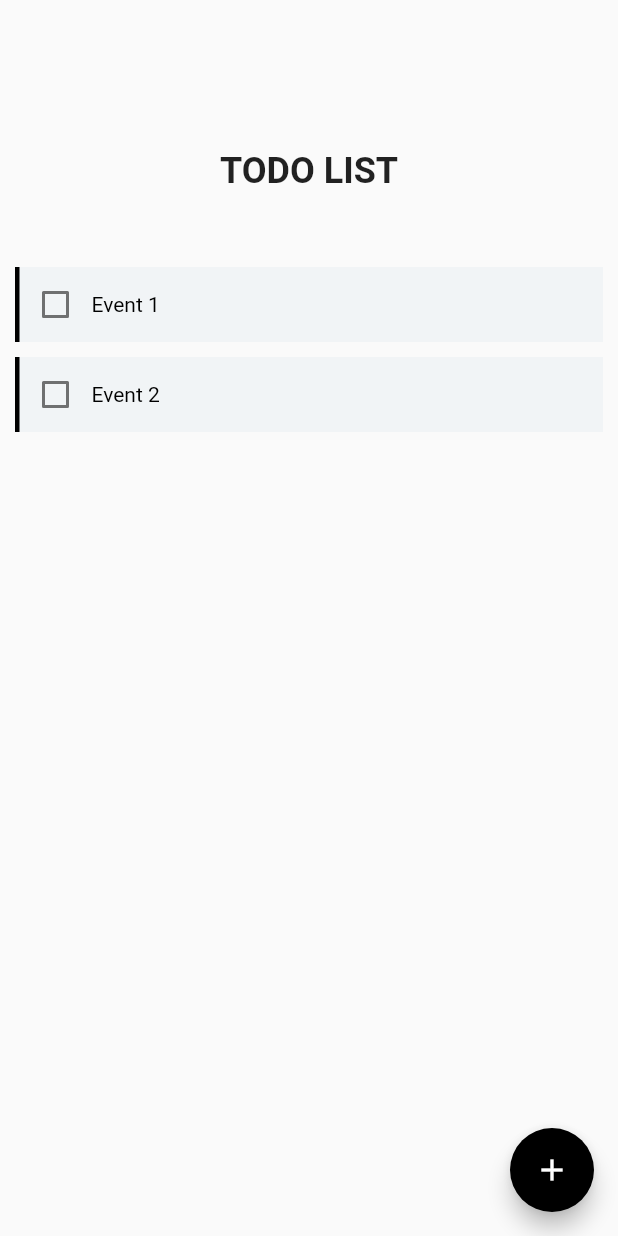
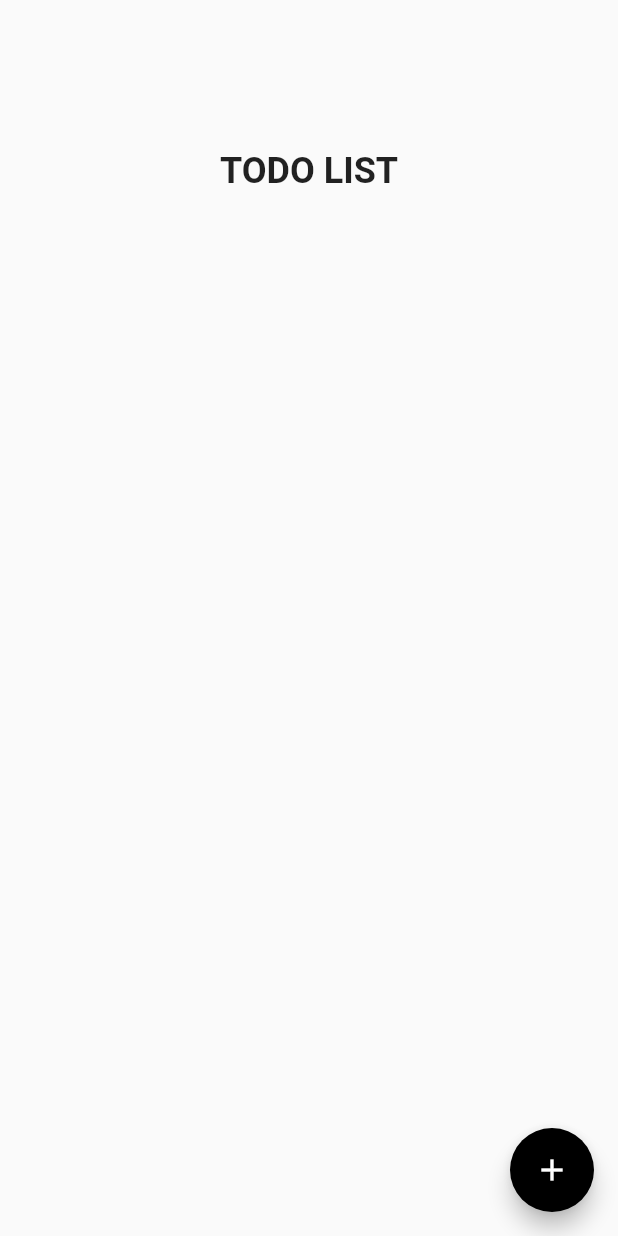
Before and after one commit to Hari-07/flutter-101-todo, a Flutter app: the screen it shows after launch, on a phone screen of 412 x 824 dp. Run offline on Flutter 3.47's test engine with Material 2 defaults, Android fonts, the light colour scheme and no system bars.

Commit message:
Updating events page when new event added

```diff
--- a/lib/views/add_event/add_event_page.dart
+++ b/lib/views/add_event/add_event_page.dart
@@ -47,7 +47,6 @@ class _AddEventState extends State<AddEvent> {
                       setState(() {
                         eventName = val;
                       });
-                      print(eventName);
                     },
                   ),
               ),
--- a/lib/views/homepage/event_list_page.dart
+++ b/lib/views/homepage/event_list_page.dart
@@ -1,10 +1,17 @@
 import 'package:flutter/material.dart';
+import 'package:flutter_101_todo/controllers/appdata.dart';
 import 'package:flutter_101_todo/views/homepage/widgets/event_cards_list.dart';
 
 import 'widgets/add_event_button.dart';
 
-class EventListPage extends StatelessWidget {
+class EventListPage extends StatefulWidget {
   const EventListPage({Key? key}) : super(key: key);
+
+  @override
+  State<EventListPage> createState() => _EventListPageState();
+}
+
+class _EventListPageState extends State<EventListPage> {
 
   @override
   Widget build(BuildContext context) {
@@ -18,19 +25,21 @@ class EventListPage extends StatelessWidget {
             bottom: 30,
           ),
           child: Column(
-            children: const [
-              Text(
+            children: [
+              const Text(
                 'TODO LIST',
                 style: TextStyle(
                   fontSize: 24,
                   fontWeight: FontWeight.bold,
                 ),
               ),
-              SizedBox(
+              const SizedBox(
                 height: 50,
               ),
               Expanded(
-                child: EventCardsList(),
+                child: EventCardsList(
+                  eventList: globalEventList,
+                ),
               ),
             ],
           ),
--- a/lib/views/homepage/widgets/add_event_button.dart
+++ b/lib/views/homepage/widgets/add_event_button.dart
@@ -9,7 +9,7 @@ class AddNewEventFAB extends StatelessWidget {
     return FloatingActionButton(
       backgroundColor: Colors.black,
       onPressed: () {
-        Navigator.of(context).push(MaterialPageRoute(
+        Navigator.of(context).pushReplacement(MaterialPageRoute(
             builder: (BuildContext context) => const AddEvent()));
       },
       child: const Icon(
--- a/lib/views/homepage/widgets/event_cards_list.dart
+++ b/lib/views/homepage/widgets/event_cards_list.dart
@@ -5,24 +5,18 @@ import 'package:flutter_101_todo/views/homepage/widgets/event_card.dart';
 class EventCardsList extends StatelessWidget {
   const EventCardsList({
     Key? key,
+    required this.eventList,
   }) : super(key: key);
+
+  final List<Event> eventList;
 
   @override
   Widget build(BuildContext context) {
-    return ListView(
-      children: [
-        EventCard(
-          event: Event(
-            data: 'Event 1'
-          ),
-        ),
-        const SizedBox(height: 10,),
-        EventCard(
-          event: Event(
-            data: 'Event 2'
-          ),
-        ),
-      ],
+    return ListView.builder(
+      itemBuilder: (context, index) {
+        return EventCard(event: eventList[index]);
+      },
+      itemCount: eventList.length,
     );
   }
 }
```
Also changed, not shown: lib/views/add_event/widgets/save_event_button.dart (+3 -4 lines).
